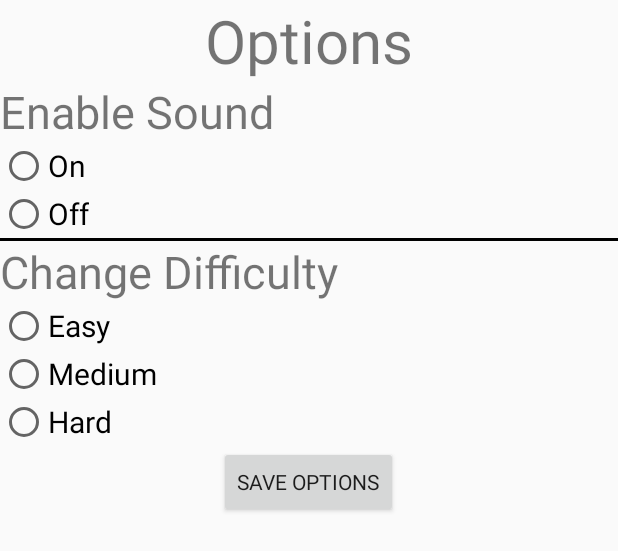
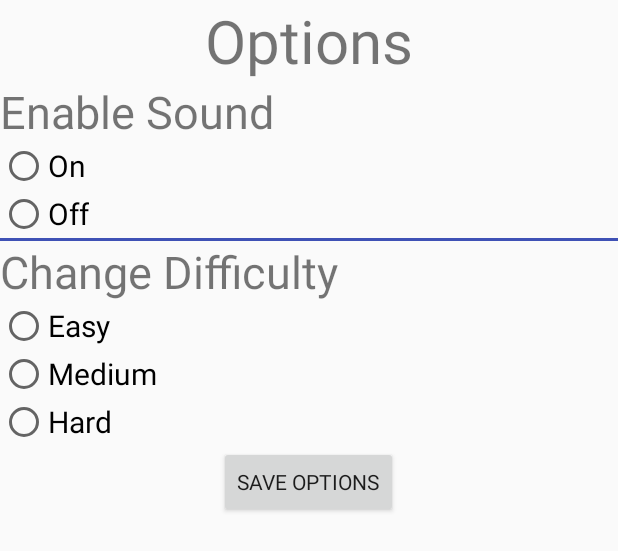
Before and after one commit to carmesean/TermProject, an Android app: the layout activity_options.xml on its own in the app's theme, with its tools: preview values and no code run, on a phone screen of 412 x 824 dp. Shown: the top 551 px of the screen. Run offline under Robolectric (Android 15) with nearby library versions, the phone set to English and light mode, and no system bars; Roboto replaces fonts that are not available here.

Commit message:
updated front end

```diff
--- a/app/src/main/java/edu/auburn/eng/csse/comp3710/spring2018/marshmellies/OptionsActivity.java
+++ b/app/src/main/java/edu/auburn/eng/csse/comp3710/spring2018/marshmellies/OptionsActivity.java
@@ -15,5 +15,6 @@ public class OptionsActivity extends AppCompatActivity {
         //change difficult based on radio button selected
         //Toggle Sound on/off
         //Preferences
+        //unnecesarry change
     }
 }
--- a/app/src/main/java/edu/auburn/eng/csse/comp3710/spring2018/marshmellies/StartGameActivity.java
+++ b/app/src/main/java/edu/auburn/eng/csse/comp3710/spring2018/marshmellies/StartGameActivity.java
@@ -23,7 +23,7 @@ public class StartGameActivity extends AppCompatActivity {
     protected void onCreate(Bundle savedInstanceState) {
         setTheme(R.style.AppTheme);
         super.onCreate(savedInstanceState);
-        setContentView(R.layout.start_game);
+        setContentView(R.layout.activity_start_game);
 
         mBlueButton = findViewById(R.id.top_left_button);
         mRedButton = findViewById(R.id.top_right_button);
--- a/app/src/main/res/drawable/bottom_left_square.xml
+++ b/app/src/main/res/drawable/bottom_left_square.xml
@@ -17,7 +17,6 @@
 <selector xmlns:android="http://schemas.android.com/apk/res/android">
     <item android:drawable="@color/bottom_left_square_selected"
         android:state_pressed="true">
-
     </item>
     <item android:drawable="@color/bottom_left_square"></item>
 </selector>
--- a/app/src/main/res/drawable/bottom_right_square.xml
+++ b/app/src/main/res/drawable/bottom_right_square.xml
@@ -25,7 +25,6 @@
 <selector xmlns:android="http://schemas.android.com/apk/res/android">
     <item android:drawable="@color/bottom_right_square_selected"
         android:state_pressed="true">
-
     </item>
     <item android:drawable="@color/bottom_right_square"></item>
 </selector>
--- a/app/src/main/res/drawable/top_left_square.xml
+++ b/app/src/main/res/drawable/top_left_square.xml
@@ -25,7 +25,6 @@
 <selector xmlns:android="http://schemas.android.com/apk/res/android">
     <item android:drawable="@color/top_left_square_selected"
         android:state_pressed="true">
-
     </item>
     <item android:drawable="@color/top_left_square"></item>
 </selector>
--- a/app/src/main/res/drawable/top_right_square.xml
+++ b/app/src/main/res/drawable/top_right_square.xml
@@ -25,7 +25,6 @@
 <selector xmlns:android="http://schemas.android.com/apk/res/android">
     <item android:drawable="@color/top_right_square_selected"
         android:state_pressed="true">
-
     </item>
     <item android:drawable="@color/top_right_square"></item>
 </selector>
--- a/app/src/main/res/layout/activity_aubie.xml
+++ b/app/src/main/res/layout/activity_aubie.xml
@@ -47,7 +47,7 @@
             android:layout_width="wrap_content"
             android:layout_height="wrap_content"
             android:fontFamily="@font/advent_pro_bold"
-            android:text="How to Play"/>
+            android:text="@string/how_to_play"/>
 
         <Button
             android:id="@+id/options_button"
--- a/app/src/main/res/layout/activity_options.xml
+++ b/app/src/main/res/layout/activity_options.xml
@@ -48,8 +48,7 @@
     <View
         android:layout_width="match_parent"
         android:layout_height="2dp"
-        android:background="#000"
-        android:visibility="visible" />
+        android:background="@color/colorPrimary" />
 
     <TextView
         android:id="@+id/change_difficulty_label"
--- a/app/src/main/res/layout/activity_start_game.xml
+++ b/app/src/main/res/layout/activity_start_game.xml
@@ -26,7 +26,6 @@
         android:layout_alignTop="@id/top_left_button"
         android:background="@drawable/top_right_square"
         android:text="Button 2"/>
-
 
 
     <Button
--- a/app/src/main/res/values/colors.xml
+++ b/app/src/main/res/values/colors.xml
@@ -3,12 +3,16 @@
     <color name="colorPrimary">#3F51B5</color>
     <color name="colorPrimaryDark">#303F9F</color>
     <color name="colorAccent">#FF4081</color>
+
     <color name="top_left_square">#070CD8</color>
     <color name="top_left_square_selected">#116EB5</color>
+
     <color name="bottom_left_square">#FFFF00</color>
     <color name="bottom_left_square_selected">#FFFD7F</color>
+
     <color name="top_right_square">#FF0000</color>
     <color name="top_right_square_selected">#FF5a5a</color>
+
     <color name="bottom_right_square">#07BB07</color>
     <color name="bottom_right_square_selected">#6bbf6b</color>
 </resources>
--- a/app/src/main/res/values/strings.xml
+++ b/app/src/main/res/values/strings.xml
@@ -5,6 +5,7 @@
     <string name="difficulty_btn">Change Difficulty</string>
     <string name="options_btn">Options</string>
     <string name="begin_btn">Begin Game</string>
+    <string name="how_to_play">How to Play</string>
     <string name="options_title">Options</string>
     <string name="enable_sound_title">Enable Sound</string>
     <string name="sound_on">On</string>
```
